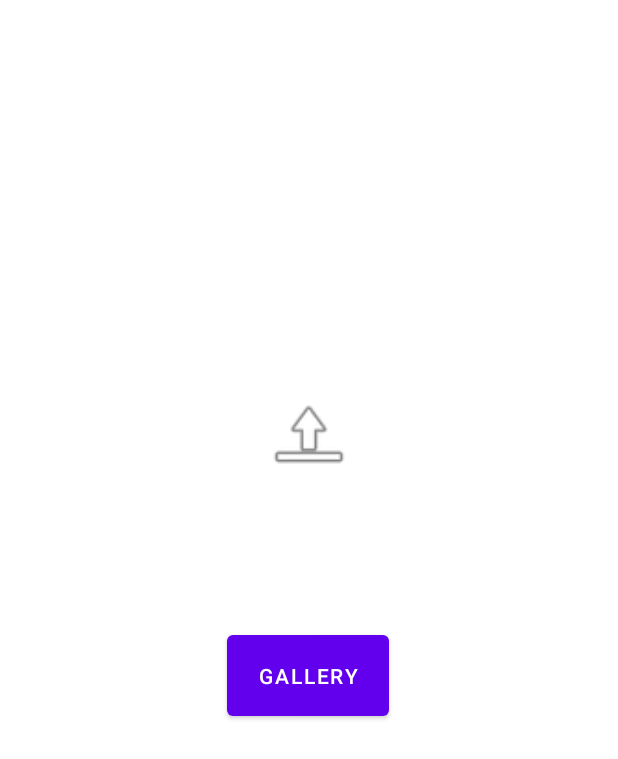
After one commit to viren06/E-FIR_User, an Android app: the layout activity_manage_profile.xml on its own in the app's theme, with its tools: preview values and no code run, on a phone screen of 412 x 824 dp. The commit adds this screen. Shown: the top 759 px of the screen. Run offline under Robolectric (Android 15) with nearby library versions, the phone set to English and light mode, and no system bars.

Commit message:
activity manage_profile.kt and ucropper

```diff
--- /dev/null
+++ b/app/src/main/res/layout/activity_manage_profile.xml
@@ -0,0 +1,54 @@
+<?xml version="1.0" encoding="utf-8"?>
+<androidx.constraintlayout.widget.ConstraintLayout xmlns:android="http://schemas.android.com/apk/res/android"
+    xmlns:app="http://schemas.android.com/apk/res-auto"
+    xmlns:tools="http://schemas.android.com/tools"
+    android:layout_width="match_parent"
+    android:layout_height="match_parent"
+    tools:context=".manage_profile">
+
+    <ImageView
+        android:id="@+id/image"
+        android:layout_width="89dp"
+        android:layout_height="59dp"
+        app:layout_constraintBottom_toBottomOf="parent"
+        app:layout_constraintEnd_toEndOf="parent"
+        app:layout_constraintStart_toStartOf="parent"
+        app:layout_constraintTop_toTopOf="parent"
+        app:layout_constraintVertical_bias="0.341"
+        app:srcCompat="@android:drawable/ic_menu_upload" />
+
+    <ImageView
+        android:id="@+id/cancel"
+        android:layout_width="56dp"
+        android:layout_height="56dp"
+        android:layout_margin="20dp"
+        android:visibility="gone"
+        app:layout_constraintBottom_toTopOf="parent"
+        app:layout_constraintEnd_toStartOf="parent"
+        app:layout_constraintStart_toStartOf="parent"
+        app:layout_constraintTop_toTopOf="parent"
+        tools:ignore="MissingConstraints">
+    </ImageView>
+    <ImageView
+        android:id="@+id/save"
+        android:layout_width="56dp"
+        android:layout_height="56dp"
+        android:layout_margin="20dp"
+        android:visibility="gone"
+        tools:ignore="MissingConstraints">
+    </ImageView>
+
+
+    <Button
+        android:id="@+id/uploadBtn"
+        android:layout_width="108dp"
+        android:layout_height="66dp"
+        android:layout_marginTop="97dp"
+        android:text="gallery"
+        app:layout_constraintBottom_toBottomOf="parent"
+        app:layout_constraintEnd_toEndOf="parent"
+        app:layout_constraintHorizontal_bias="0.498"
+        app:layout_constraintStart_toStartOf="parent"
+        app:layout_constraintTop_toBottomOf="@+id/image"
+        app:layout_constraintVertical_bias="0.0" />
+</androidx.constraintlayout.widget.ConstraintLayout>
--- a/app/src/main/res/layout/activity_user_login.xml
+++ b/app/src/main/res/layout/activity_user_login.xml
@@ -160,4 +160,5 @@
         app:layout_constraintBottom_toTopOf="@+id/textView2"
         app:layout_constraintEnd_toEndOf="parent"
         app:layout_constraintStart_toStartOf="parent" />
+
 </androidx.constraintlayout.widget.ConstraintLayout>
--- a/settings.gradle
+++ b/settings.gradle
@@ -10,6 +10,7 @@ dependencyResolutionManagement {
     repositories {
         google()
         mavenCentral()
+        maven { url "https://jitpack.io" }
     }
 }
 rootProject.name = "E-FIR_User"
```
Also changed, not shown: app/build.gradle (+13 -0 lines), app/src/main/AndroidManifest.xml (+29 -2 lines), app/src/main/java/com/example/e_fir_user/manage_profile.kt (added, +359 -0 lines), app/src/main/res/xml/fileproviderpaths.xml (added, +19 -0 lines), 1 other file.
